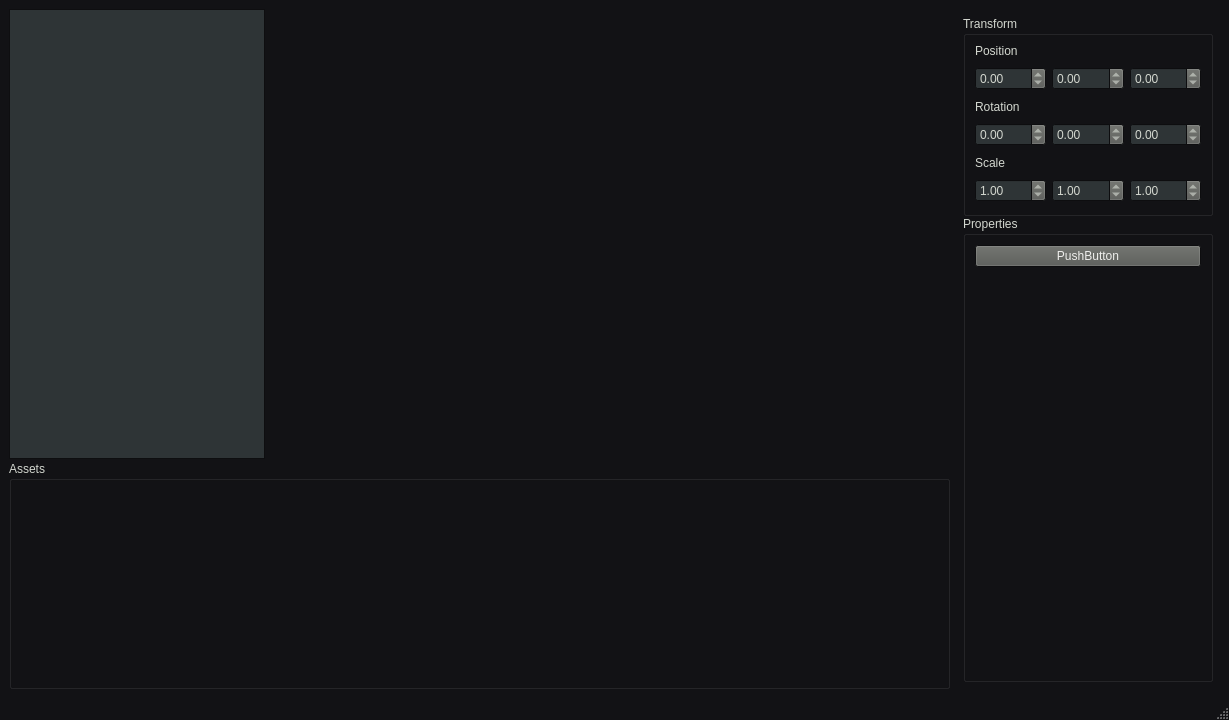
NCCA/cfgaa22-Wantcha, file ui/MainWindow.ui: the form before one commit.
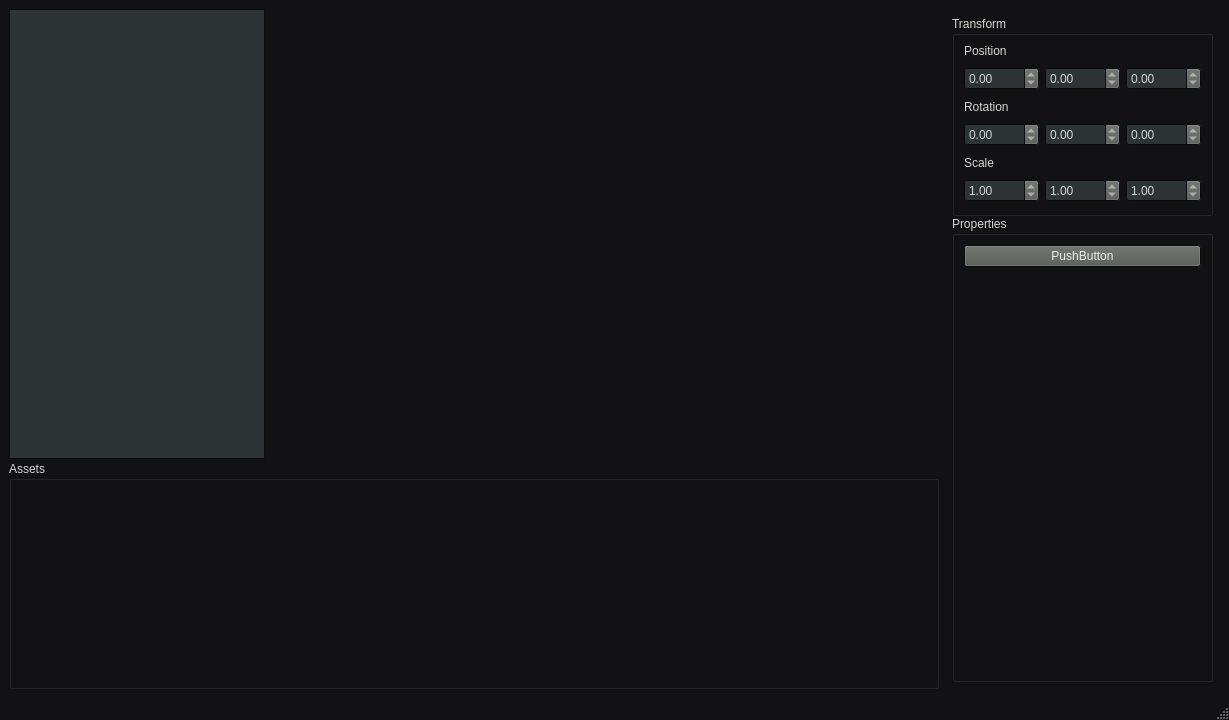
The form after the commit.

Patch:
```diff
--- a/ui/MainWindow.ui
+++ b/ui/MainWindow.ui
@@ -374,10 +374,10 @@
          <item row="7" column="1">
           <widget class="QDoubleSpinBox" name="m_scaleX">
            <property name="minimum">
-            <double>-100.000000000000000</double>
+            <double>-1000.000000000000000</double>
            </property>
            <property name="maximum">
-            <double>100.000000000000000</double>
+            <double>1000.000000000000000</double>
            </property>
            <property name="singleStep">
             <double>0.100000000000000</double>
@@ -406,10 +406,10 @@
          <item row="1" column="3">
           <widget class="QDoubleSpinBox" name="m_posZ">
            <property name="minimum">
-            <double>-100.000000000000000</double>
+            <double>-1000.000000000000000</double>
            </property>
            <property name="maximum">
-            <double>100.000000000000000</double>
+            <double>1000.000000000000000</double>
            </property>
            <property name="singleStep">
             <double>0.100000000000000</double>
@@ -432,10 +432,10 @@
          <item row="1" column="1">
           <widget class="QDoubleSpinBox" name="m_posX">
            <property name="minimum">
-            <double>-100.000000000000000</double>
+            <double>-1000.000000000000000</double>
            </property>
            <property name="maximum">
-            <double>100.000000000000000</double>
+            <double>1000.000000000000000</double>
            </property>
            <property name="singleStep">
             <double>0.100000000000000</double>
@@ -445,10 +445,10 @@
          <item row="7" column="3">
           <widget class="QDoubleSpinBox" name="m_scaleZ">
            <property name="minimum">
-            <double>-100.000000000000000</double>
+            <double>-1000.000000000000000</double>
            </property>
            <property name="maximum">
-            <double>100.000000000000000</double>
+            <double>1000.000000000000000</double>
            </property>
            <property name="singleStep">
             <double>0.100000000000000</double>
@@ -461,10 +461,10 @@
          <item row="7" column="2">
           <widget class="QDoubleSpinBox" name="m_scaleY">
            <property name="minimum">
-            <double>-100.000000000000000</double>
+            <double>-1000.000000000000000</double>
            </property>
            <property name="maximum">
-            <double>100.000000000000000</double>
+            <double>1000.000000000000000</double>
            </property>
            <property name="singleStep">
             <double>0.100000000000000</double>
@@ -496,10 +496,10 @@
          <item row="1" column="2">
           <widget class="QDoubleSpinBox" name="m_posY">
            <property name="minimum">
-            <double>-100.000000000000000</double>
+            <double>-1000.000000000000000</double>
            </property>
            <property name="maximum">
-            <double>100.000000000000000</double>
+            <double>1000.000000000000000</double>
            </property>
            <property name="singleStep">
             <double>0.100000000000000</double>
```
